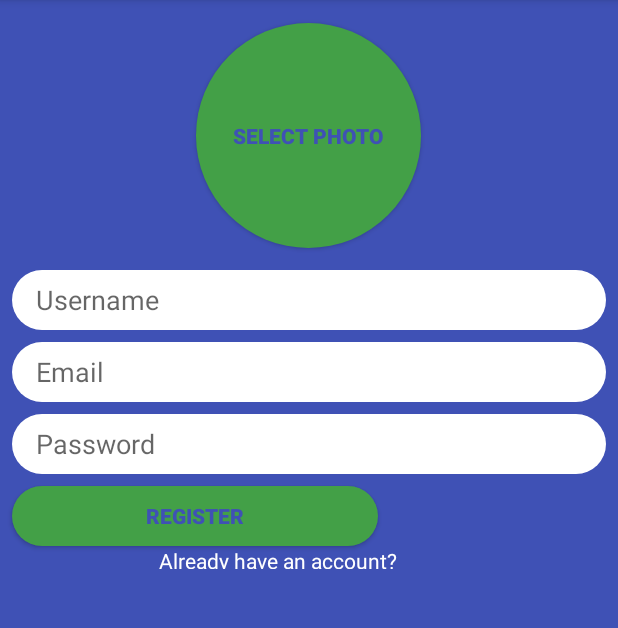
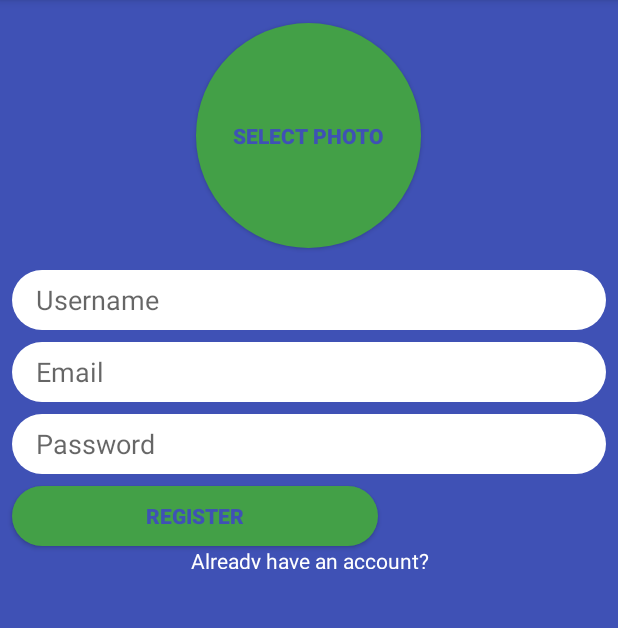
Before and after one commit to LFDanFar/Messaging-Please, an Android app: the screen it shows after launch (RegisterActivity), on a phone screen of 412 x 824 dp, the part 84-712 px from its top. Run offline under Robolectric (Android 15) with nearby library versions, the phone set to English and light mode, and no system bars; our stand-ins replace CircleImageView, Firebase (no records; nobody signed in at launch, a user with empty details on screens opened directly).

Commit message:
Login works, users appear in list

```diff
--- a/app/build.gradle
+++ b/app/build.gradle
@@ -37,7 +37,11 @@ dependencies {
     implementation 'com.google.firebase:firebase-storage:17.0.0'    //More Firebase, but for storage
     implementation 'com.google.firebase:firebase-database:17.0.0'
 
-    implementation 'de.hdodenhof:circleimageview:3.0.0' //Make the user image round
+    implementation 'de.hdodenhof:circleimageview:3.0.0'
+    implementation 'com.android.support:recyclerview-v7:28.0.0'//Make the user image round
+
+    implementation 'com.xwray:groupie:2.1.0'                //3rd Party adapter plugin to make life easier
+    implementation 'com.squareup.picasso:picasso:2.71828'   //Picasso
 }
 
 apply plugin: 'com.google.gms.google-services' //Firebase
--- /dev/null
+++ b/app/src/main/java/com/example/messagesinkotlin/LatestMessagesActivity.kt
@@ -0,0 +1,51 @@
+package com.example.messagesinkotlin
+
+import android.content.Intent
+import com.google.firebase.auth.FirebaseAuth
+import android.support.v7.app.AppCompatActivity
+import android.os.Bundle
+import android.view.Menu
+import android.view.MenuItem
+
+class LatestMessagesActivity : AppCompatActivity() {
+
+    override fun onCreate(savedInstanceState: Bundle?) {
+        super.onCreate(savedInstanceState)
+        setContentView(R.layout.activity_latest_messages)
+
+        verifySignedInUser()
+    }
+
+    private fun verifySignedInUser(){
+        val uid = FirebaseAuth.getInstance().uid
+
+        if(uid == null){
+            val intent = Intent(this, RegisterActivity::class.java)
+            intent.flags = Intent.FLAG_ACTIVITY_CLEAR_TASK.or(Intent.FLAG_ACTIVITY_NEW_TASK)    //Clear previous activity
+            startActivity(intent)
+        }
+    }
+
+    //Menu Options at the top of the screen
+    override fun onOptionsItemSelected(item: MenuItem?): Boolean {
+        when (item?.itemId){
+            R.id.menu_new_message ->{
+                val intent = Intent(this, NewMessageActivity::class.java)
+                startActivity(intent)
+            }
+            R.id.menu_sign_out ->{
+                FirebaseAuth.getInstance().signOut()
+                val intent = Intent(this, RegisterActivity::class.java)
+                intent.flags = Intent.FLAG_ACTIVITY_CLEAR_TASK.or(Intent.FLAG_ACTIVITY_NEW_TASK)    //Clear previous activity
+                startActivity(intent)
+            }
+        }
+
+        return super.onOptionsItemSelected(item)
+    }
+
+    override fun onCreateOptionsMenu(menu: Menu?): Boolean {
+        menuInflater.inflate(R.menu.nav_menu, menu)
+        return super.onCreateOptionsMenu(menu)
+    }
+}
--- a/app/src/main/java/com/example/messagesinkotlin/LoginActivity.kt
+++ b/app/src/main/java/com/example/messagesinkotlin/LoginActivity.kt
@@ -4,6 +4,7 @@ import android.content.Intent
 import android.os.Bundle
 import android.support.v7.app.AppCompatActivity
 import android.util.Log
+import android.widget.Toast
 import com.google.firebase.auth.FirebaseAuth
 import kotlinx.android.synthetic.main.activity_login.*
 import kotlinx.android.synthetic.main.activity_register.*
@@ -14,7 +15,7 @@ class LoginActivity: AppCompatActivity() {
 
         setContentView(R.layout.activity_login)
 
-        signInButton.setOnClickListener {
+        signInButton.setOnClickListener {               //User enters information and tries to log in
             val email = emailEditText.text.toString()
             val password = accountLoginPassword.text.toString()
 
@@ -26,7 +27,7 @@ class LoginActivity: AppCompatActivity() {
         }
 
         //User needs an account
-        accountExistsTextView.setOnClickListener{
+        accountCreateTextView.setOnClickListener{       //User needs to create an account
             Log.d("LoginActivity", "Try to show main activity")
 
             //Launch login activity
--- a/app/src/main/res/layout/activity_register.xml
+++ b/app/src/main/res/layout/activity_register.xml
@@ -22,7 +22,7 @@
     <EditText
             android:layout_width="0dp"
             android:layout_height="40dp"
-            android:inputType="textPersonName"
+            android:inputType="textPersonName|textPassword"
             android:ems="10"
             android:paddingLeft="16dp"
             android:id="@+id/passwordEditText"
@@ -62,7 +62,7 @@
             android:textColor="@android:color/white"
             android:id="@+id/existingAccountTextView" app:layout_constraintStart_toStartOf="@+id/passwordEditText"
             app:layout_constraintEnd_toEndOf="@+id/passwordEditText"
-            app:layout_constraintTop_toBottomOf="@+id/registerUserButton"/>
+            app:layout_constraintTop_toBottomOf="@+id/registerUserButton" android:textAlignment="center"/>
     <Button
             android:text="Select Photo"
             android:layout_width="150dp"
--- /dev/null
+++ b/app/src/main/res/menu/nav_menu.xml
@@ -0,0 +1,12 @@
+<?xml version="1.0" encoding="utf-8"?>
+<menu xmlns:android="http://schemas.android.com/apk/res/android" xmlns:app="http://schemas.android.com/apk/res-auto">
+
+    <item android:id="@+id/menu_new_message"
+          android:title="New Message"
+          app:showAsAction="ifRoom"
+    />
+    <item android:id="@+id/menu_sign_out"
+          android:title="Sign Out"
+          app:showAsAction="ifRoom"/>
+
+</menu>
```
Also changed, not shown: app/src/main/AndroidManifest.xml (+9 -2 lines), app/src/main/java/com/example/messagesinkotlin/NewMessageActivity.kt (added, +71 -0 lines), app/src/main/java/com/example/messagesinkotlin/RegisterActivity.kt (+21 -14 lines), app/src/main/res/layout/activity_latest_messages.xml (added, +10 -0 lines), app/src/main/res/layout/activity_login.xml (+6 -5 lines), app/src/main/res/layout/activity_new_message.xml (added, +16 -0 lines), app/src/main/res/layout/user_row_new_message.xml (added, +28 -0 lines).
